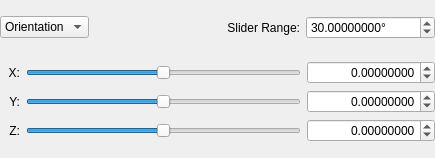
Above: hexrd/ui/resources/ui/calibration_crystal_slider_widget.ui from HEXRD/hexrdgui before the change. Below: the same form after it.
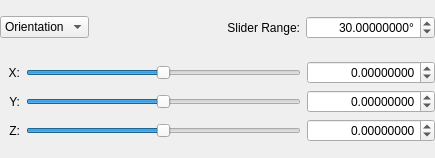
That is the form after the change. Custom widgets are drawn as their Qt base class.

Commit message:
Align right for spinboxes in overlay editors
This is to just be consistent. Before, we had some that were aligned
left, and some that were aligned right.

```diff
--- a/hexrd/ui/resources/ui/calibration_crystal_slider_widget.ui
+++ b/hexrd/ui/resources/ui/calibration_crystal_slider_widget.ui
@@ -66,6 +66,9 @@
        <property name="toolTip">
         <string>&lt;html&gt;&lt;head/&gt;&lt;body&gt;&lt;p&gt;Modify the sensitivity of the sliders by setting the ranges that the sliders cover.&lt;/p&gt;&lt;p&gt;When the ranges are modified, the current slider values will be centered, and the min and max will be set to &amp;quot;current_value - range / 2&amp;quot; and &amp;quot;current_value + range / 2&amp;quot;, respectively.&lt;/p&gt;&lt;/body&gt;&lt;/html&gt;</string>
        </property>
+       <property name="alignment">
+        <set>Qt::AlignRight|Qt::AlignTrailing|Qt::AlignVCenter</set>
+       </property>
        <property name="keyboardTracking">
         <bool>false</bool>
        </property>
```
The commit also changes 3 other files.
